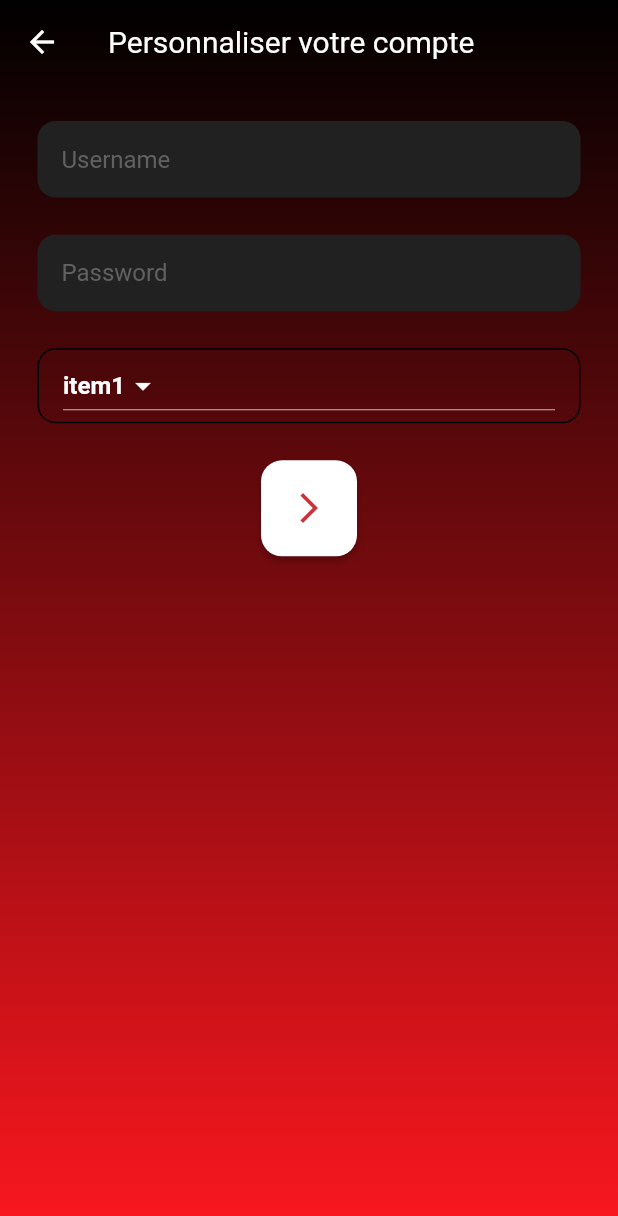
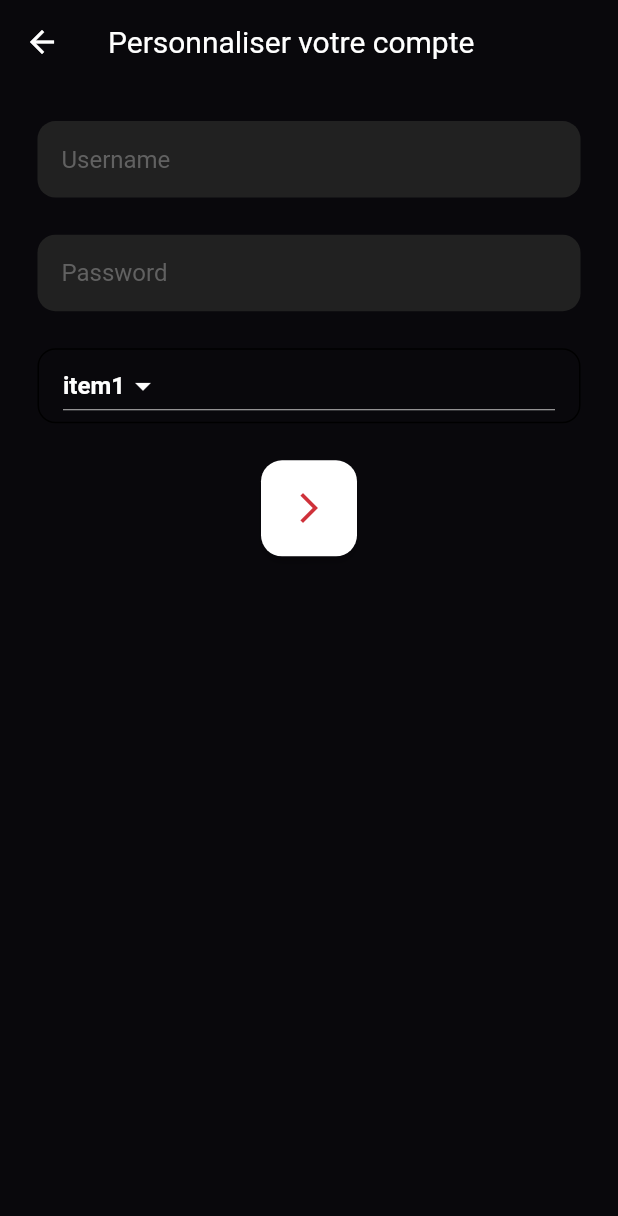
Before and after one commit to Brokeena/H23-Gr1-E7-CineChooser, a Flutter app: the SetupUtilisateur screen opened directly, on a phone screen of 412 x 824 dp. Shown: the top 1216 px of the screen. Run offline on Flutter 3.47's test engine with Material 2 defaults, Android fonts, the phone set to English and light mode, and no system bars; our stand-ins replace carousel_slider, firebase_core; missing offline and left inert: swipable_stack, tmdb_api; accounts and stored records are empty.

Commit message:
Wow wow wow <3

```diff
--- a/app/cinechooser/test_application1/lib/main.dart
+++ b/app/cinechooser/test_application1/lib/main.dart
@@ -1,6 +1,5 @@
 import 'package:flutter/material.dart';
 import 'package:cinechooser/pages/pagePrincipale.dart';
-import 'package:cinechooser/pages/login_page.dart';
 import 'package:cinechooser/api/movie.dart';
 import 'package:cinechooser/api/api.dart';
 import 'package:firebase_core/firebase_core.dart';
@@ -13,7 +12,7 @@ void main() async {
   poster = movie.poster;
   WidgetsFlutterBinding.ensureInitialized();
   await Firebase.initializeApp(
-      options: FirebaseOptions(
+      options: const FirebaseOptions(
           apiKey: "AIzaSyAf7-d8wh14Q0-Yjju-beR2mVHpzeOP2ns",
           appId: 'cinechooser',
           messagingSenderId: '1026537403163',
--- a/app/cinechooser/test_application1/lib/pages/setup_utilisateur.dart
+++ b/app/cinechooser/test_application1/lib/pages/setup_utilisateur.dart
@@ -1,4 +1,5 @@
 import 'package:cinechooser/pages/pagePrincipale.dart';
+import 'package:cinechooser/widget/button.dart';
 import 'package:flutter/cupertino.dart';
 import 'package:flutter/material.dart';
 import 'package:cinechooser/components/textField.dart';
@@ -53,14 +54,15 @@ class _SetupUtilisateurState extends State<SetupUtilisateur> {
       ),
       body: Container(
         decoration: const BoxDecoration(
-            gradient: LinearGradient(
+            /* gradient: LinearGradient(
           begin: Alignment.topCenter,
           end: Alignment.bottomCenter,
           colors: [
             Colors.black,
             Styles.red2,
           ],
-        )),
+        )*/
+            color: Styles.bgColor),
         child: SafeArea(
           child: Center(
             child: Container(
@@ -92,7 +94,7 @@ class _SetupUtilisateurState extends State<SetupUtilisateur> {
                     child: DropdownButton(
                         value: dropdownvalues,
                         dropdownColor: Colors.grey.shade600,
-                        icon: Icon(
+                        icon: const Icon(
                           Icons.arrow_drop_down,
                           color: Colors.white,
                         ),
@@ -111,7 +113,7 @@ class _SetupUtilisateurState extends State<SetupUtilisateur> {
                                   value: value,
                                   child: Text(
                                     value,
-                                    style: TextStyle(
+                                    style: const TextStyle(
                                         fontWeight: FontWeight.bold,
                                         color: Colors.white),
                                   ),
@@ -124,19 +126,7 @@ class _SetupUtilisateurState extends State<SetupUtilisateur> {
                         }),
                   ),
                   SizedBox(height: MediaQuery.of(context).size.height * 0.03),
-                  SizedBox(
-                    height: 64,
-                    width: 64,
-                    child: ElevatedButton(
-                      style: ButtonStyle(
-                        backgroundColor:
-                            MaterialStateProperty.all(Colors.white),
-                        shape: MaterialStateProperty.resolveWith(
-                          (states) => RoundedRectangleBorder(
-                            borderRadius: BorderRadius.circular(14),
-                          ),
-                        ),
-                      ),
+                  Button(
                       onPressed: () {
                         Navigator.push(
                           context,
@@ -144,10 +134,10 @@ class _SetupUtilisateurState extends State<SetupUtilisateur> {
                               builder: (context) => const PagePrincipale()),
                         );
                       },
-                      child: const Icon(Icons.arrow_forward_ios,
-                          color: Styles.red1),
-                    ),
-                  ),
+                      icone: const Icon(Icons.arrow_forward_ios, color: Styles.red1),
+                      color: Colors.white,
+                      taille: 64,
+                      borderRadius: 14),
                 ],
               ),
             ),
--- /dev/null
+++ b/app/cinechooser/test_application1/lib/widget/button.dart
@@ -0,0 +1,40 @@
+import 'package:flutter/material.dart';
+
+
+class Button extends StatelessWidget {
+  const Button({super.key,
+    required this.onPressed,
+    required this.icone,
+    required this.color,
+    required this.taille,
+    required this.borderRadius,
+  });
+
+  final VoidCallback? onPressed;
+  final Icon icone;
+  final Color color;
+  final double taille;
+  final double borderRadius;
+
+  @override
+  Widget build(BuildContext context) {
+    return SizedBox(
+      height: taille,
+      width: taille,
+      child: ElevatedButton(
+        style: ButtonStyle(
+          shape: MaterialStateProperty.resolveWith(
+                (states) => RoundedRectangleBorder(
+              borderRadius: BorderRadius.circular(borderRadius),
+            ),
+          ),
+          backgroundColor: MaterialStateProperty.resolveWith(
+                (states) => color,
+          ),
+        ),
+        onPressed: onPressed,
+        child: icone,
+      ),
+    );
+  }
+}
```
Also changed, not shown: app/cinechooser/test_application1/lib/pages/pagePrincipale.dart (+13 -21 lines), app/cinechooser/test_application1/lib/utils/bottom_buttons_row.dart (+14 -41 lines), app/cinechooser/test_application1/lib/utils/movie_carte.dart (+8 -42 lines), app/cinechooser/test_application1/lib/utils/top_buttons_row.dart (+12 -36 lines).
